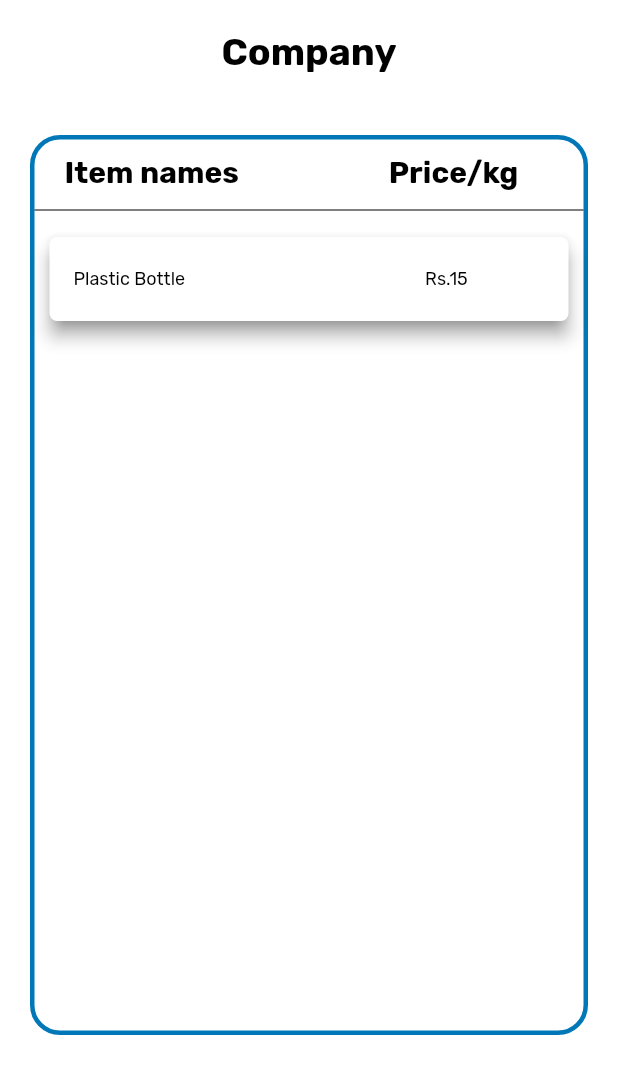
After one commit to mahimafire1234/Kabadiwala, a Flutter app: the screen it shows after launch, on a phone screen of 412 x 824 dp. The commit adds this screen. Shown: the top 1074 px of the screen. Run offline on Flutter 3.47's test engine with Material 2 defaults, Android fonts, the phone set to English and light mode, and no system bars; our stand-ins replace font_awesome_flutter, shared_preferences; missing offline and left inert: awesome_dropdown.

Commit message:
Price viewing page design completed

```diff
--- a/lib/main.dart
+++ b/lib/main.dart
@@ -4,6 +4,7 @@ import 'package:login_sprint1/pages/login.dart';
 import 'package:login_sprint1/pages/signup.dart';
 import 'package:login_sprint1/pages/viewcompany.dart';
 import 'package:login_sprint1/pages/insertrate.dart';
+import 'package:login_sprint1/pages/priceview.dart';
 
 void main() => runApp(const MyApp());
 
@@ -14,12 +15,13 @@ class MyApp extends StatelessWidget {
   Widget build(BuildContext context) {
     return MaterialApp(
       debugShowCheckedModeBanner: false,
-      initialRoute: "/insertrate",
+      initialRoute: "/priceview",
       routes: {
         '/signup': (context) => const SignUp(),
         '/login': (context) => LoginPage(),
         '/viewcompany': (context) => const ViewCompany(),
         '/insertrate': (context) => const InsertRate(),
+        '/priceview': (context) => const PriceView(),
       },
     );
   }
--- /dev/null
+++ b/lib/pages/priceview.dart
@@ -0,0 +1,120 @@
+import 'dart:convert';
+import 'package:flutter/cupertino.dart';
+import 'package:flutter/material.dart';
+import 'package:http/http.dart' as http;
+
+class PriceView extends StatefulWidget {
+  const PriceView({Key? key}) : super(key: key);
+
+  @override
+  _PriceViewState createState() => _PriceViewState();
+}
+
+class _PriceViewState extends State<PriceView> {
+  @override
+  Widget build(BuildContext context) {
+    return Scaffold(
+      backgroundColor: const Color(0xFFFFFFFF),
+      body: SafeArea(
+        child: Column(children: [
+          const Padding(
+            padding: EdgeInsets.all(20.0),
+            child: Text(
+              'Company',
+              style: TextStyle(
+                  color: Color(0xFF000000),
+                  fontSize: 25,
+                  fontWeight: FontWeight.bold,
+                  fontFamily: 'Rubik'),
+            ),
+          ),
+          Padding(
+            padding: const EdgeInsets.all(20.0),
+            child: Container(
+              height: 600,
+              width: 400,
+              decoration: BoxDecoration(
+                border: Border.all(
+                  color: Color(0xFF0077B6),
+                  width: 3.0,
+                ),
+                borderRadius: BorderRadius.circular(20.0),
+              ),
+              child: Expanded(
+                child: Column(
+                  children: [
+                    Padding(
+                      padding: const EdgeInsets.fromLTRB(20, 10, 20, 5),
+                      child: Row(
+                        children: const [
+                          Text(
+                            'Item names',
+                            textAlign: TextAlign.left,
+                            style: TextStyle(
+                                color: Color(0xFF000000),
+                                fontSize: 20,
+                                fontWeight: FontWeight.bold,
+                                fontFamily: 'Rubik'),
+                          ),
+                          Padding(
+                            padding: EdgeInsets.fromLTRB(100, 0, 0, 0),
+                            child: Text(
+                              'Price/kg',
+                              textAlign: TextAlign.right,
+                              style: TextStyle(
+                                  color: Color(0xFF000000),
+                                  fontSize: 20,
+                                  fontWeight: FontWeight.bold,
+                                  fontFamily: 'Rubik'),
+                            ),
+                          ),
+                        ],
+                      ),
+                    ),
+                    const Divider(color: Colors.black),
+                    Padding(
+                      padding: const EdgeInsets.all(10.0),
+                      child: PhysicalModel(
+                        borderRadius: BorderRadius.circular(5),
+                        color: Colors.white,
+                        elevation: 5.0,
+                        shadowColor: Color(0xff5a5a5a),
+                        child: ListTile(
+                          title: Column(
+                            crossAxisAlignment: CrossAxisAlignment.start,
+                            children: [
+                              const SizedBox(height: 10.0),
+                              Row(children: const [
+                                Text("Plastic Bottle",
+                                  style: TextStyle(
+                                      color: Color(0xFF000000),
+                                      fontSize: 12,
+                                      fontFamily: 'Rubik'),
+                                ),
+                                SizedBox(width: 10.0),
+                                Padding(
+                                  padding: EdgeInsets.fromLTRB(150, 0, 0, 0),
+                                  child: Text("Rs.15",
+                                    style: TextStyle(
+                                        color: Color(0xFF000000),
+                                        fontSize: 12,
+                                        fontFamily: 'Rubik'),
+                                  ),
+                                ),
+                              ]),
+                              SizedBox(height: 10.0),
+                            ],
+                          ),
+                        ),
+                      ),
+                    ),
+                  ],
+                ),
+              ),
+            ),
+          ),
+        ]),
+      ),
+    );
+  }
+}
```
